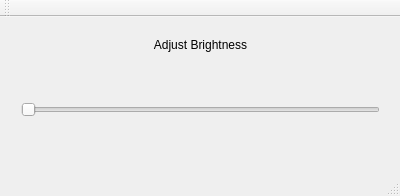
Qt form mainwindow.ui (PrasadG193/Twilight_for_linux) before a commit.
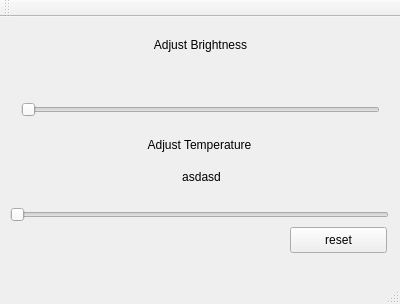
The same form after that commit.

Commit message: color temperature adjustment done

```diff
--- a/mainwindow.ui
+++ b/mainwindow.ui
@@ -7,7 +7,7 @@
     <x>0</x>
     <y>0</y>
     <width>400</width>
-    <height>196</height>
+    <height>304</height>
    </rect>
   </property>
   <property name="windowTitle">
@@ -30,7 +30,7 @@
      <set>Qt::AlignHCenter|Qt::AlignTop</set>
     </property>
    </widget>
-   <widget class="QWidget" name="">
+   <widget class="QWidget" name="layoutWidget">
     <property name="geometry">
      <rect>
       <x>10</x>
@@ -59,6 +59,64 @@
      </item>
     </layout>
    </widget>
+   <widget class="QLabel" name="lbl2">
+    <property name="geometry">
+     <rect>
+      <x>10</x>
+      <y>110</y>
+      <width>379</width>
+      <height>36</height>
+     </rect>
+    </property>
+    <property name="text">
+     <string>Adjust Temperature</string>
+    </property>
+    <property name="alignment">
+     <set>Qt::AlignCenter</set>
+    </property>
+   </widget>
+   <widget class="QSlider" name="tcontroller">
+    <property name="geometry">
+     <rect>
+      <x>10</x>
+      <y>190</y>
+      <width>379</width>
+      <height>15</height>
+     </rect>
+    </property>
+    <property name="orientation">
+     <enum>Qt::Horizontal</enum>
+    </property>
+   </widget>
+   <widget class="QLabel" name="lblTemp">
+    <property name="geometry">
+     <rect>
+      <x>16</x>
+      <y>150</y>
+      <width>371</width>
+      <height>20</height>
+     </rect>
+    </property>
+    <property name="text">
+     <string>asdasd</string>
+    </property>
+    <property name="alignment">
+     <set>Qt::AlignCenter</set>
+    </property>
+   </widget>
+   <widget class="QPushButton" name="btnReset">
+    <property name="geometry">
+     <rect>
+      <x>290</x>
+      <y>210</y>
+      <width>97</width>
+      <height>26</height>
+     </rect>
+    </property>
+    <property name="text">
+     <string>reset</string>
+    </property>
+   </widget>
   </widget>
   <widget class="QMenuBar" name="menuBar">
    <property name="geometry">
```
The commit also changes 4 other files.
